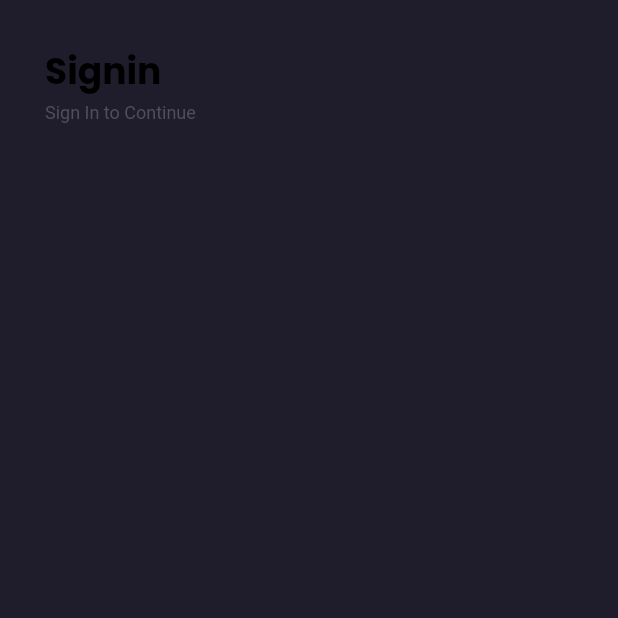
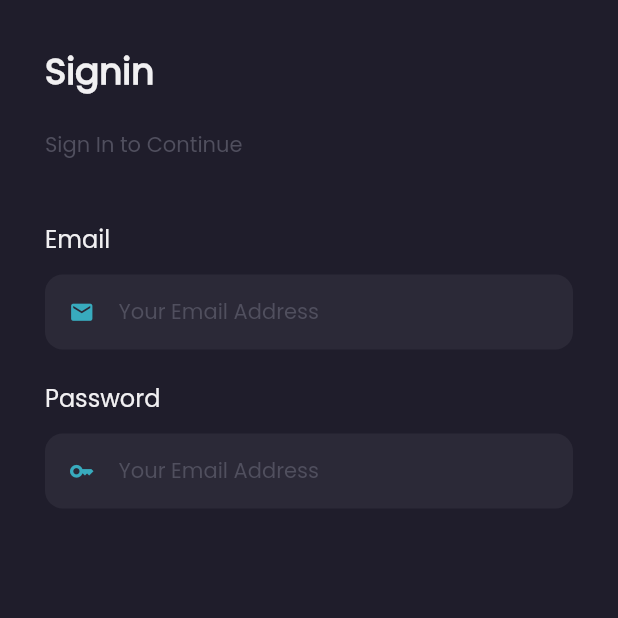
Before and after one commit to maulahaz/flt-zapp-bwa-shamo, a Flutter app: the RegisterPage screen opened directly, after a tap on "Register", on a phone screen of 412 x 824 dp, the top half of it. Run offline on Flutter 3.47's test engine with Material 2 defaults, Android fonts, the phone set to English and light mode, and no system bars; our stand-ins replace shared_preferences; accounts and stored records are empty; Roboto replaces fonts that are missing (Poppin).

Commit message:
Add MaterialColor Helper,Add IconTextField

```diff
--- a/lib/configs/themes.dart
+++ b/lib/configs/themes.dart
@@ -1,10 +1,11 @@
 import 'package:flutter/material.dart';
 
+import '../helpers/x_helpers.dart';
 import 'x_configs.dart';
 
 class MyThemes {
   static final lightMode = ThemeData(
-    //   primarySwatch: kAppPrimary,
+      primarySwatch: getMaterialColor(kAppPrimary),
       primaryColor: kAppPrimary,
       brightness: Brightness.light,
       fontFamily: 'Poppins',
--- a/lib/helpers/x_helpers.dart
+++ b/lib/helpers/x_helpers.dart
@@ -1,5 +1,6 @@
 export 'build_context_extension_hlp.dart';
 export 'dialog_hlp.dart';
+export 'material_color_hlp.dart';
 export 'responsive_hlp.dart';
 export 'session_hlp.dart';
 export 'utils_hlp.dart';
--- a/lib/modules/auth/pages/parts/header.dart
+++ b/lib/modules/auth/pages/parts/header.dart
@@ -4,20 +4,18 @@ import '../../../../configs/x_configs.dart';
 import '../../../../helpers/x_helpers.dart';
 
 Widget header() {
-  return Container(
-    margin: EdgeInsets.only(top: 30),
-    child: Column(
+  return Column(
     crossAxisAlignment: CrossAxisAlignment.start,
     children: [
-        Text('Signin', style: getFont(24, isBold: true)),
+      Text('Signin',
+          style: getFont(24, isBold: true, color: kAppPrimaryText)),
       SizedBox(
-          height: 2,
+        height: 20,
       ),
       Text(
         'Sign In to Continue',
-          style: getFont(12, fontName: 'Poppin', color: kAppSubtitle),
+        style: getFont(14, color: kAppSubtitle),
       ),
     ],
-    ),
   );
 }
--- a/lib/modules/auth/pages/signin_pg.dart
+++ b/lib/modules/auth/pages/signin_pg.dart
@@ -4,6 +4,7 @@ import 'package:flutter/material.dart';
 import '../../../configs/x_configs.dart';
 // import '../../../widgets/x_widgets.dart';
 // import '../../home/x_homes.dart';
+import '../../../widgets/x_widgets.dart';
 import '../x_auths.dart';
 
 class SigninPage extends StatefulWidget {
@@ -14,8 +15,8 @@ class SigninPage extends StatefulWidget {
 }
 
 class _SigninPageState extends State<SigninPage> {
-  // final TextEditingController _emailController = TextEditingController();
-  // final TextEditingController _passwordController = TextEditingController();
+  final TextEditingController _emailController = TextEditingController();
+  final TextEditingController _passwordController = TextEditingController();
 
   @override
   Widget build(BuildContext context) {
@@ -30,8 +31,29 @@ class _SigninPageState extends State<SigninPage> {
           child: Column(
             crossAxisAlignment: CrossAxisAlignment.start,
             children: [
+              SizedBox(height: 30),
               header(),
-              // emailInput(),
+              SizedBox(height: 40),
+              //--Input:
+              IconTextField(
+                controller: _emailController,
+                hintText: 'Email',
+                label: 'Email',
+                icon: Icons.email,
+                isObscure: false,
+              ),
+              SizedBox(height: 20),
+              IconTextField(
+                controller: _passwordController,
+                hintText: 'Password',
+                label: 'Password',
+                icon: Icons.key,
+                isObscure: true,
+              ),
+              //--Button:,
+
+              //--Footer:,
+
               // passwordInput(),
               // isLoading ? LoadingButton() : signInButton(),
               // Spacer(),
--- /dev/null
+++ b/lib/widgets/icon_textfield_wdg.dart
@@ -0,0 +1,66 @@
+import 'package:flutter/material.dart';
+
+import '../configs/x_configs.dart';
+import '../helpers/x_helpers.dart';
+
+class IconTextField extends StatelessWidget {
+  final TextEditingController controller;
+  final String label, hintText;
+  final bool isObscure;
+  final IconData icon;
+  const IconTextField({
+    super.key,
+    required this.controller,
+    required this.hintText,
+    required this.label,
+    required this.isObscure,
+    required this.icon,
+  });
+
+  @override
+  Widget build(BuildContext context) {
+    return Column(
+      crossAxisAlignment: CrossAxisAlignment.start,
+      children: [
+        Text(
+          label,
+          style: getFont(16, color: kAppPrimaryText),
+        ),
+        SizedBox(
+          height: 12,
+        ),
+        Container(
+          height: 50,
+          padding: EdgeInsets.symmetric(
+            horizontal: 16,
+          ),
+          decoration: BoxDecoration(
+            color: kAppBg2,
+            borderRadius: BorderRadius.circular(12),
+          ),
+          child: Center(
+            child: Row(
+              children: [
+                Icon(icon, size: 17, color: kAppSecond),
+                SizedBox(
+                  width: 16,
+                ),
+                Expanded(
+                  child: TextFormField(
+                    obscureText: isObscure,
+                    style: getFont(14, color: kAppPrimaryText),
+                    controller: controller,
+                    decoration: InputDecoration.collapsed(
+                      hintText: 'Your Email Address',
+                      hintStyle: getFont(14, color: kAppSubtitle),
+                    ),
+                  ),
+                ),
+              ],
+            ),
+          ),
+        ),
+      ],
+    );
+  }
+}
--- a/lib/widgets/x_widgets.dart
+++ b/lib/widgets/x_widgets.dart
@@ -6,6 +6,7 @@ export 'dialog_wdg.dart';
 export 'button_wdg.dart';
 export 'snackbar_wdg.dart';
 export 'textfield_wdg.dart';
+export 'icon_textfield_wdg.dart';
 // export 'form_input_wdgt.dart';
 // export 'myiconsnackbar_wdgt.dart';
 // export 'myglassmorphic_wdgt.dart';
--- a/pubspec.yaml
+++ b/pubspec.yaml
@@ -35,7 +35,11 @@ flutter:
   fonts:
     - family: Poppins
       fonts:
+        - asset: lib/assets/fonts/Poppins-Regular.ttf
 
+    - family: DancingScript
+      fonts:
+        - asset: lib/assets/fonts/DancingScript-Regular.ttf
         #   - family: Trajan Pro
         #     fonts:
         #       - asset: fonts/TrajanPro.ttf
```
Also changed, not shown: lib/helpers/material_color_hlp.dart (added, +23 -0 lines), lib/modules/onboarding/pages/onboarding_pg.dart (+3 -4 lines), lib/widgets/icon_textfield+wdg.dart (added, +69 -0 lines), 2 other files. Lines whose indentation alone changed are shown as unchanged.
